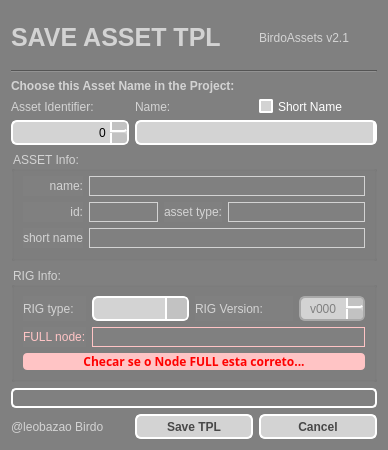
Qt form harmony/birdoPack/ui/BD_SaveASSET.ui (otmbneto/BirdoApp) before a commit.
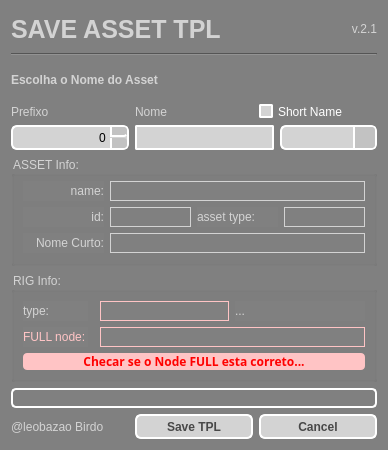
The same form after that commit.

Commit message: atualizei os script de savetpl e import asset da library do BirdoAssets (ainda falta alguns testes)

What changed in the file:
```diff
--- a/harmony/birdoPack/ui/BD_SaveASSET.ui
+++ b/harmony/birdoPack/ui/BD_SaveASSET.ui
@@ -11,7 +11,7 @@
    </rect>
   </property>
   <property name="windowTitle">
-   <string>Save TPL BirdoASSET</string>
+   <string>Save Asset</string>
   </property>
   <property name="styleSheet">
    <string notr="true">QLabel {
@@ -73,6 +73,10 @@
      background: lightgray;
 }
 
+QComboBox:editable {
+     background: lightgray;
+}
+
 QComboBox:on { /* shift the text when the popup opens */
     padding-top: 3px;
     padding-left: 4px;
@@ -126,10 +130,227 @@
 }
 </string>
   </property>
-  <layout class="QGridLayout" name="gridLayout_4">
+  <layout class="QVBoxLayout" name="verticalLayout">
+   <item>
+    <layout class="QHBoxLayout" name="horizontalLayout_3">
+     <item>
+      <widget class="QLabel" name="label_7">
+       <property name="font">
+        <font>
+         <pointsize>19</pointsize>
+         <weight>75</weight>
+         <bold>true</bold>
+        </font>
+       </property>
+       <property name="text">
+        <string>SAVE ASSET TPL</string>
+       </property>
+      </widget>
+     </item>
+     <item>
+      <widget class="QLabel" name="label_11">
+       <property name="text">
+        <string>v.2.1</string>
+       </property>
+       <property name="alignment">
+        <set>Qt::AlignRight|Qt::AlignTrailing|Qt::AlignVCenter</set>
+       </property>
+      </widget>
+     </item>
+    </layout>
+   </item>
+   <item>
+    <widget class="Line" name="line_3">
+     <property name="orientation">
+      <enum>Qt::Horizontal</enum>
+     </property>
+    </widget>
+   </item>
+   <item>
+    <widget class="QLabel" name="label_8">
+     <property name="font">
+      <font>
+       <weight>75</weight>
+       <bold>true</bold>
+      </font>
+     </property>
+     <property name="styleSheet">
+      <string notr="true">QLabel {
+	color: lightgray;
+}</string>
+     </property>
+     <property name="text">
+      <string>Escolha o Nome do Asset</string>
+     </property>
+    </widget>
+   </item>
+   <item>
+    <layout class="QGridLayout" name="gridLayout_3">
    <item row="0" column="0">
-    <layout class="QGridLayout" name="gridLayout_3" rowstretch="1,0,0,0,0,0,0,0,0">
-     <item row="5" column="0" colspan="3">
+      <widget class="QLabel" name="label">
+       <property name="minimumSize">
+        <size>
+         <width>0</width>
+         <height>0</height>
+        </size>
+       </property>
+       <property name="maximumSize">
+        <size>
+         <width>16777215</width>
+         <height>30</height>
+        </size>
+       </property>
+       <property name="font">
+        <font>
+         <weight>50</weight>
+         <bold>false</bold>
+        </font>
+       </property>
+       <property name="text">
+        <string>Prefixo</string>
+       </property>
+      </widget>
+     </item>
+     <item row="0" column="1">
+      <widget class="QLabel" name="label_3">
+       <property name="minimumSize">
+        <size>
+         <width>0</width>
+         <height>0</height>
+        </size>
+       </property>
+       <property name="maximumSize">
+        <size>
+         <width>16777215</width>
+         <height>30</height>
+        </size>
+       </property>
+       <property name="font">
+        <font>
+         <weight>50</weight>
+         <bold>false</bold>
+        </font>
+       </property>
+       <property name="text">
+        <string>Nome</string>
+       </property>
+      </widget>
+     </item>
+     <item row="0" column="2">
+      <widget class="QCheckBox" name="checkShortName">
+       <property name="enabled">
+        <bool>true</bool>
+       </property>
+       <property name="styleSheet">
+        <string notr="true">QCheckBox {
+	color: white;
+    spacing: 5px;
+}
+
+QCheckBox::indicator:unchecked {
+    border: 2px solid white;
+	border-radius: 2px;
+	background-color: lightgray;
+}
+
+QCheckBox::indicator:checked {
+    border: 2px solid lightgray;
+	border-radius: 1px;
+	background-color: rgb(68, 68, 68);
+}
+
+
+QCheckBox:disabled{
+	color: lightgray;
+}
+
+QCheckBox::indicator:unchecked:disabled {
+    border: 2px solid darkgray;
+	background-color: darkgray;
+}
+
+</string>
+       </property>
+       <property name="text">
+        <string>Short Name</string>
+       </property>
+      </widget>
+     </item>
+     <item row="1" column="0">
+      <widget class="QSpinBox" name="assetIndex">
+       <property name="enabled">
+        <bool>true</bool>
+       </property>
+       <property name="minimumSize">
+        <size>
+         <width>0</width>
+         <height>25</height>
+        </size>
+       </property>
+       <property name="styleSheet">
+        <string notr="true"/>
+       </property>
+       <property name="alignment">
+        <set>Qt::AlignRight|Qt::AlignTrailing|Qt::AlignVCenter</set>
+       </property>
+       <property name="maximum">
+        <number>999</number>
+       </property>
+      </widget>
+     </item>
+     <item row="1" column="1" colspan="2">
+      <layout class="QHBoxLayout" name="horizontalLayout">
+       <item>
+        <widget class="QLineEdit" name="labelAssetName">
+         <property name="minimumSize">
+          <size>
+           <width>0</width>
+           <height>25</height>
+          </size>
+         </property>
+         <property name="styleSheet">
+          <string notr="true">QLineEdit {
+	color: black;
+    border: 2px solid white;
+	border-radius: 2px;
+	background: lightgray;
+}</string>
+         </property>
+        </widget>
+       </item>
+       <item>
+        <widget class="QComboBox" name="comboAssetName">
+         <property name="sizePolicy">
+          <sizepolicy hsizetype="Preferred" vsizetype="Preferred">
+           <horstretch>0</horstretch>
+           <verstretch>0</verstretch>
+          </sizepolicy>
+         </property>
+         <property name="minimumSize">
+          <size>
+           <width>97</width>
+           <height>25</height>
+          </size>
+         </property>
+         <property name="maximumSize">
+          <size>
+           <width>1000</width>
+           <height>1000</height>
+          </size>
+         </property>
+         <property name="toolTip">
+          <string>&lt;html&gt;&lt;head/&gt;&lt;body&gt;&lt;p&gt;Escolha um nome de asset existente na lista de assets do projeto&lt;/p&gt;&lt;/body&gt;&lt;/html&gt;</string>
+         </property>
+         <property name="styleSheet">
+          <string notr="true"/>
+         </property>
+        </widget>
+       </item>
+      </layout>
+     </item>
+    </layout>
+   </item>
+   <item>
       <widget class="QGroupBox" name="groupAsset">
        <property name="toolTip">
         <string>&lt;html&gt;&lt;head/&gt;&lt;body&gt;&lt;p&gt;Info do Nome de asset escolhido retirada do site do projeto&lt;/p&gt;&lt;/body&gt;&lt;/html&gt;</string>
@@ -140,7 +361,7 @@
        <property name="title">
         <string>ASSET Info:</string>
        </property>
-       <layout class="QGridLayout" name="gridLayout" rowstretch="0,0,0" columnstretch="0,1,0,2" rowminimumheight="0,0,0">
+     <layout class="QGridLayout" name="gridLayout" rowstretch="0,0,0" columnstretch="0,0,0,0" rowminimumheight="0,0,0">
         <property name="topMargin">
          <number>5</number>
         </property>
@@ -337,162 +558,17 @@
            </font>
           </property>
           <property name="text">
-           <string>short name</string>
-          </property>
-         </widget>
-        </item>
-       </layout>
-      </widget>
-     </item>
-     <item row="0" column="0" colspan="2">
-      <widget class="QLabel" name="label_7">
-       <property name="font">
-        <font>
-         <pointsize>19</pointsize>
-         <weight>75</weight>
-         <bold>true</bold>
-        </font>
-       </property>
-       <property name="text">
-        <string>SAVE ASSET TPL</string>
-       </property>
-      </widget>
-     </item>
-     <item row="1" column="0" colspan="3">
-      <widget class="Line" name="line_3">
-       <property name="orientation">
-        <enum>Qt::Horizontal</enum>
-       </property>
-      </widget>
-     </item>
-     <item row="3" column="0">
-      <widget class="QLabel" name="label">
-       <property name="minimumSize">
-        <size>
-         <width>0</width>
-         <height>0</height>
-        </size>
-       </property>
-       <property name="maximumSize">
-        <size>
-         <width>16777215</width>
-         <height>30</height>
-        </size>
-       </property>
-       <property name="font">
-        <font>
-         <weight>50</weight>
-         <bold>false</bold>
-        </font>
-       </property>
-       <property name="text">
-        <string>Asset Identifier:</string>
-       </property>
-      </widget>
-     </item>
-     <item row="0" column="2">
-      <widget class="QLabel" name="label_11">
-       <property name="text">
-        <string>BirdoAssets v2.1</string>
-       </property>
-      </widget>
-     </item>
-     <item row="4" column="0">
-      <widget class="QSpinBox" name="assetIndex">
-       <property name="enabled">
-        <bool>true</bool>
-       </property>
-       <property name="minimumSize">
-        <size>
-         <width>0</width>
-         <height>25</height>
-        </size>
-       </property>
-       <property name="styleSheet">
-        <string notr="true"/>
+         <string>Nome Curto:</string>
        </property>
        <property name="alignment">
         <set>Qt::AlignRight|Qt::AlignTrailing|Qt::AlignVCenter</set>
        </property>
-       <property name="maximum">
-        <number>999</number>
-       </property>
-      </widget>
-     </item>
-     <item row="3" column="1">
-      <widget class="QLabel" name="label_3">
-       <property name="minimumSize">
-        <size>
-         <width>0</width>
-         <height>0</height>
-        </size>
-       </property>
-       <property name="maximumSize">
-        <size>
-         <width>16777215</width>
-         <height>30</height>
-        </size>
-       </property>
-       <property name="font">
-        <font>
-         <weight>50</weight>
-         <bold>false</bold>
-        </font>
-       </property>
-       <property name="text">
-        <string>Name:</string>
-       </property>
-      </widget>
-     </item>
-     <item row="2" column="0" colspan="3">
-      <widget class="QLabel" name="label_8">
-       <property name="font">
-        <font>
-         <weight>75</weight>
-         <bold>true</bold>
-        </font>
-       </property>
-       <property name="styleSheet">
-        <string notr="true">QLabel {
-	color: lightgray;
-}</string>
-       </property>
-       <property name="text">
-        <string>Choose this Asset Name in the Project:</string>
-       </property>
-      </widget>
-     </item>
-     <item row="4" column="1" colspan="2">
-      <widget class="QComboBox" name="comboAssetName">
-       <property name="sizePolicy">
-        <sizepolicy hsizetype="Preferred" vsizetype="Preferred">
-         <horstretch>0</horstretch>
-         <verstretch>0</verstretch>
-        </sizepolicy>
-       </property>
-       <property name="minimumSize">
-        <size>
-         <width>97</width>
-         <height>25</height>
-        </size>
-       </property>
-       <property name="maximumSize">
-        <size>
-         <width>1000</width>
-         <height>1000</height>
-        </size>
-       </property>
-       <property name="toolTip">
-        <string>&lt;html&gt;&lt;head/&gt;&lt;body&gt;&lt;p&gt;Escolha um nome de asset existente na lista de assets do projeto&lt;/p&gt;&lt;/body&gt;&lt;/html&gt;</string>
-       </property>
-       <property name="styleSheet">
-        <string notr="true">QComboBox::drop-down {
-    width: 0;
-}</string>
-       </property>
-      </widget>
-     </item>
-     <item row="6" column="0" colspan="3">
+       </widget>
+      </item>
+     </layout>
+    </widget>
+   </item>
+   <item>
       <widget class="QGroupBox" name="groupRIG">
        <property name="enabled">
         <bool>true</bool>
@@ -500,134 +576,7 @@
        <property name="title">
         <string>RIG Info:</string>
        </property>
-       <layout class="QGridLayout" name="gridLayout_2" rowstretch="0,0,0" columnstretch="1,0,2,0" rowminimumheight="0,0,0">
-        <item row="0" column="1">
-         <widget class="QComboBox" name="comboRigType">
-          <property name="enabled">
-           <bool>true</bool>
-          </property>
-          <property name="sizePolicy">
-           <sizepolicy hsizetype="Preferred" vsizetype="Preferred">
-            <horstretch>0</horstretch>
-            <verstretch>0</verstretch>
-           </sizepolicy>
-          </property>
-          <property name="minimumSize">
-           <size>
-            <width>97</width>
-            <height>25</height>
-           </size>
-          </property>
-          <property name="maximumSize">
-           <size>
-            <width>10000</width>
-            <height>10000</height>
-           </size>
-          </property>
-          <property name="toolTip">
-           <string>&lt;html&gt;&lt;head/&gt;&lt;body&gt;&lt;p&gt;Tipo de RIG: &lt;/p&gt;&lt;p&gt;- FULL: Rig completo, com o grupo dentro do Grupo TOP, contendo o padrao de nome de Rigs; &lt;/p&gt;&lt;p&gt;- SIMPLE: assets simples, com apenas um drawing, ou um RIG simples de PROP ou CHAR figurantes;&lt;/p&gt;&lt;/body&gt;&lt;/html&gt;</string>
-          </property>
-          <property name="styleSheet">
-           <string notr="true"/>
-          </property>
-         </widget>
-        </item>
-        <item row="0" column="2">
-         <widget class="QLabel" name="label_9">
-          <property name="minimumSize">
-           <size>
-            <width>0</width>
-            <height>0</height>
-           </size>
-          </property>
-          <property name="maximumSize">
-           <size>
-            <width>16777215</width>
-            <height>10000</height>
-           </size>
-          </property>
-          <property name="font">
-           <font>
-            <weight>50</weight>
-            <bold>false</bold>
-           </font>
-          </property>
-          <property name="text">
-           <string>RIG Version:</string>
-          </property>
-         </widget>
-        </item>
-        <item row="0" column="0">
-         <widget class="QLabel" name="label_4">
-          <property name="minimumSize">
-           <size>
-            <width>0</width>
-            <height>0</height>
-           </size>
-          </property>
-          <property name="maximumSize">
-           <size>
-            <width>16777215</width>
-            <height>10000</height>
-           </size>
-          </property>
-          <property name="font">
-           <font>
-            <weight>50</weight>
-            <bold>false</bold>
-           </font>
-          </property>
-          <property name="text">
-           <string>RIG type:</string>
-          </property>
-         </widget>
-        </item>
-        <item row="0" column="3">
-         <widget class="QSpinBox" name="spinVersion">
-          <property name="enabled">
-           <bool>false</bool>
-          </property>
-          <property name="sizePolicy">
-           <sizepolicy hsizetype="Preferred" vsizetype="Preferred">
-            <horstretch>0</horstretch>
-            <verstretch>0</verstretch>
-           </sizepolicy>
-          </property>
-          <property name="minimumSize">
-           <size>
-            <width>0</width>
-            <height>25</height>
-           </size>
-          </property>
-          <property name="maximumSize">
-           <size>
-            <width>1000</width>
-            <height>1000</height>
-           </size>
-          </property>
-          <property name="toolTip">
-           <string>&lt;html&gt;&lt;head/&gt;&lt;body&gt;&lt;p&gt;Escolha a Vesrsao do RIG. &lt;/p&gt;&lt;p&gt;IMPORTANTE: a versao do RIG muda sempre que for modificado nodes ou conexoes dentro do grupo do Rig. Em casos que o RIG e uma variacao de um Original, e nao houver mudancas estruturais, deve-se escolher a mesma verao do RIG original!&lt;/p&gt;&lt;/body&gt;&lt;/html&gt;</string>
-          </property>
-          <property name="layoutDirection">
-           <enum>Qt::LeftToRight</enum>
-          </property>
-          <property name="styleSheet">
-           <string notr="true">QSpinBox::disabled {
-	border-color: darkgray;
-	color: gray;
-}</string>
-          </property>
-          <property name="alignment">
-           <set>Qt::AlignCenter</set>
-          </property>
-          <property name="prefix">
-           <string>v00</string>
-          </property>
-          <property name="maximum">
-           <number>999</number>
-          </property>
-         </widget>
-        </item>
+     <layout class="QGridLayout" name="gridLayout_2" rowstretch="0,0,0" columnstretch="1,0,2,2">
         <item row="1" column="0">
          <widget class="QLabel" name="label_full">
           <property name="minimumSize">
@@ -658,30 +607,28 @@
           </property>
          </widget>
         </item>
-        <item row="1" column="1" colspan="3">
-         <widget class="QLabel" name="nodeFullPath">
+      <item row="0" column="0">
+       <widget class="QLabel" name="label_4">
           <property name="minimumSize">
            <size>
             <width>0</width>
-            <height>20</height>
-           </size>
-          </property>
-          <property name="toolTip">
-           <string>&lt;html&gt;&lt;head/&gt;&lt;body&gt;&lt;p&gt;Id do asset (se disponivel) no site do projeto&lt;/p&gt;&lt;/body&gt;&lt;/html&gt;</string>
-          </property>
-          <property name="styleSheet">
-           <string notr="true">QLabel {
-	color: rgb(255, 196, 197);
-}</string>
-          </property>
-          <property name="frameShape">
-           <enum>QFrame::Panel</enum>
+          <height>0</height>
+         </size>
+        </property>
+        <property name="maximumSize">
+         <size>
+          <width>16777215</width>
+          <height>10000</height>
+         </size>
+        </property>
+        <property name="font">
+         <font>
+          <weight>50</weight>
+          <bold>false</bold>
+         </font>
           </property>
           <property name="text">
-           <string/>
-          </property>
-          <property name="alignment">
-           <set>Qt::AlignRight|Qt::AlignTrailing|Qt::AlignVCenter</set>
+         <string>type:</string>
           </property>
          </widget>
         </item>
@@ -710,176 +657,71 @@
           </property>
          </widget>
         </item>
+      <item row="1" column="2" colspan="2">
+       <widget class="QLabel" name="nodeFullPath">
+        <property name="minimumSize">
+         <size>
+          <width>0</width>
+          <height>20</height>
+         </size>
+        </property>
+        <property name="toolTip">
+         <string>&lt;html&gt;&lt;head/&gt;&lt;body&gt;&lt;p&gt;Id do asset (se disponivel) no site do projeto&lt;/p&gt;&lt;/body&gt;&lt;/html&gt;</string>
+        </property>
+        <property name="styleSheet">
+         <string notr="true">QLabel {
+	color: rgb(255, 196, 197);
+}</string>
+        </property>
+        <property name="frameShape">
+         <enum>QFrame::Panel</enum>
+        </property>
+        <property name="text">
+         <string/>
+        </property>
+        <property name="alignment">
+         <set>Qt::AlignRight|Qt::AlignTrailing|Qt::AlignVCenter</set>
+        </property>
+       </widget>
+      </item>
+      <item row="0" column="2">
+       <widget class="QLabel" name="rig_type_label">
+        <property name="minimumSize">
+         <size>
+          <width>0</width>
+          <height>20</height>
+         </size>
+        </property>
+        <property name="toolTip">
+         <string>&lt;html&gt;&lt;head/&gt;&lt;body&gt;&lt;p&gt;Id do asset (se disponivel) no site do projeto&lt;/p&gt;&lt;/body&gt;&lt;/html&gt;</string>
+        </property>
+        <property name="styleSheet">
+         <string notr="true">QLabel {
+	color: rgb(255, 196, 197);
+}</string>
+        </property>
+        <property name="frameShape">
+         <enum>QFrame::Panel</enum>
+        </property>
+        <property name="text">
+         <string/>
+        </property>
+        <property name="alignment">
+         <set>Qt::AlignRight|Qt::AlignTrailing|Qt::AlignVCenter</set>
+        </property>
+       </widget>
+      </item>
+      <item row="0" column="3">
+       <widget class="QLabel" name="rig_type_desc_label">
+        <property name="text">
+         <string>...</string>
+        </property>
+       </widget>
+      </item>
        </layout>
       </widget>
      </item>
-     <item row="8" column="2">
-      <widget class="QPushButton" name="cancelButton">
-       <property name="sizePolicy">
-        <sizepolicy hsizetype="Preferred" vsizetype="Preferred">
-         <horstretch>0</horstretch>
-         <verstretch>0</verstretch>
-        </sizepolicy>
-       </property>
-       <property name="minimumSize">
-        <size>
-         <width>84</width>
-         <height>0</height>
-        </size>
-       </property>
-       <property name="maximumSize">
-        <size>
-         <width>1000</width>
-         <height>1000</height>
-        </size>
-       </property>
-       <property name="font">
-        <font>
-         <weight>75</weight>
-         <bold>true</bold>
-        </font>
-       </property>
-       <property name="styleSheet">
-        <string notr="true">QPushButton {
-	color: rgb(72, 72, 72);
-    border: 2px solid white;
-    border-radius: 6px;
-	background-color: lightgray;
-    min-width: 80px;
-}
-
-QPushButton:pressed {
-	color: red;
-    background-color: rgb(255, 196, 197);
-}
-
-QPushButton:flat {
-    border: none; /* no border for a flat push button */
-}
-
-QPushButton:default {
-    border-color: navy; /* make the default button prominent */
-}
-
-QPushButton:hover{
-    border: 2px solid #05B8CC;
-    color: black;
-}</string>
-       </property>
-       <property name="text">
-        <string>Cancel</string>
-       </property>
-      </widget>
-     </item>
-     <item row="8" column="1">
-      <widget class="QPushButton" name="saveButton">
-       <property name="enabled">
-        <bool>true</bool>
-       </property>
-       <property name="sizePolicy">
-        <sizepolicy hsizetype="Minimum" vsizetype="MinimumExpanding">
-         <horstretch>0</horstretch>
-         <verstretch>0</verstretch>
-        </sizepolicy>
-       </property>
-       <property name="minimumSize">
-        <size>
-         <width>84</width>
-         <height>25</height>
-        </size>
-       </property>
-       <property name="maximumSize">
-        <size>
-         <width>1000</width>
-         <height>1000</height>
-        </size>
-       </property>
-       <property name="font">
-        <font>
-         <pointsize>9</pointsize>
-         <weight>75</weight>
-         <bold>true</bold>
-        </font>
-       </property>
-       <property name="styleSheet">
-        <string notr="true">QPushButton {
-	color: rgb(72, 72, 72);
-    border: 2px solid white;
-    border-radius: 6px;
-	background-color: lightgray;
-    min-width: 80px;
-}
-
-QPushButton:pressed {
-	color: white;
-	border-color: white;
-    background-color: #05B8CC;
-}
-
-QPushButton:flat {
-    border: none; /* no border for a flat push button */
-}
-
-QPushButton:default {
-    border-color: navy; /* make the default button prominent */
-}
-
-QPushButton:hover{
-    border: 2px solid #05B8CC;
-    color: black;
-}
-
-QPushButton::disabled {
-	border-color: darkgray;
-	color: gray;
-}</string>
-       </property>
-       <property name="text">
-        <string>Save TPL</string>
-       </property>
-      </widget>
-     </item>
-     <item row="3" column="2">
-      <widget class="QCheckBox" name="checkShortName">
-       <property name="enabled">
-        <bool>true</bool>
-       </property>
-       <property name="styleSheet">
-        <string notr="true">QCheckBox {
-	color: white;
-    spacing: 5px;
-}
-
-QCheckBox::indicator:unchecked {
-    border: 2px solid white;
-	border-radius: 2px;
-	background-color: lightgray;
-}
-
-QCheckBox::indicator:checked {
-    border: 2px solid lightgray;
-	border-radius: 1px;
-	background-color: rgb(68, 68, 68);
-}
-
-
-QCheckBox:disabled{
-	color: lightgray;
-}
-
-QCheckBox::indicator:unchecked:disabled {
-    border: 2px solid darkgray;
-	background-color: darkgray;
-}
-
-</string>
-       </property>
-       <property name="text">
-        <string>Short Name</string>
-       </property>
-      </widget>
-     </item>
-     <item row="7" column="0" colspan="3">
+   <item>
       <widget class="QProgressBar" name="progressBar">
        <property name="maximumSize">
         <size>
@@ -923,13 +765,141 @@
        </property>
       </widget>
      </item>
-     <item row="8" column="0">
+   <item>
+    <layout class="QHBoxLayout" name="horizontalLayout_2">
+     <item>
       <widget class="QLabel" name="label_2">
        <property name="text">
         <string>@leobazao Birdo</string>
        </property>
       </widget>
      </item>
+     <item>
+      <widget class="QPushButton" name="saveButton">
+       <property name="enabled">
+        <bool>true</bool>
+       </property>
+       <property name="sizePolicy">
+        <sizepolicy hsizetype="Minimum" vsizetype="MinimumExpanding">
+         <horstretch>0</horstretch>
+         <verstretch>0</verstretch>
+        </sizepolicy>
+       </property>
+       <property name="minimumSize">
+        <size>
+         <width>84</width>
+         <height>25</height>
+        </size>
+       </property>
+       <property name="maximumSize">
+        <size>
+         <width>1000</width>
+         <height>25</height>
+        </size>
+       </property>
+       <property name="font">
+        <font>
+         <pointsize>9</pointsize>
+         <weight>75</weight>
+         <bold>true</bold>
+        </font>
+       </property>
+       <property name="styleSheet">
+        <string notr="true">QPushButton {
+	color: rgb(72, 72, 72);
+    border: 2px solid white;
+    border-radius: 6px;
+	background-color: lightgray;
+    min-width: 80px;
+}
+
+QPushButton:pressed {
+	color: white;
+	border-color: white;
+    background-color: #05B8CC;
+}
+
+QPushButton:flat {
+    border: none; /* no border for a flat push button */
+}
+
+QPushButton:default {
+    border-color: navy; /* make the default button prominent */
+}
+
+QPushButton:hover{
+    border: 2px solid #05B8CC;
+    color: black;
+}
+
+QPushButton::disabled {
+	border-color: darkgray;
+	color: gray;
+}</string>
+       </property>
+       <property name="text">
+        <string>Save TPL</string>
+       </property>
+      </widget>
+     </item>
+     <item>
+      <widget class="QPushButton" name="cancelButton">
+       <property name="sizePolicy">
+        <sizepolicy hsizetype="Preferred" vsizetype="Preferred">
+         <horstretch>0</horstretch>
+         <verstretch>0</verstretch>
+        </sizepolicy>
+       </property>
+       <property name="minimumSize">
+        <size>
+         <width>84</width>
+         <height>0</height>
+        </size>
+       </property>
+       <property name="maximumSize">
+        <size>
+         <width>1000</width>
+         <height>25</height>
+        </size>
+       </property>
+       <property name="font">
+        <font>
+         <weight>75</weight>
+         <bold>true</bold>
+        </font>
+       </property>
+       <property name="styleSheet">
+        <string notr="true">QPushButton {
+	color: rgb(72, 72, 72);
+    border: 2px solid white;
+    border-radius: 6px;
+	background-color: lightgray;
+    min-width: 80px;
+}
+
+QPushButton:pressed {
+	color: red;
+    background-color: rgb(255, 196, 197);
+}
+
+QPushButton:flat {
+    border: none; /* no border for a flat push button */
+}
+
+QPushButton:default {
+    border-color: navy; /* make the default button prominent */
+}
+
+QPushButton:hover{
+    border: 2px solid #05B8CC;
+    color: black;
+}</string>
+       </property>
+       <property name="text">
+        <string>Cancel</string>
+       </property>
+      </widget>
+     </item>
     </layout>
    </item>
   </layout>
```
Left out of the diff: 4 changed lines with no effect on the pictures. Lines whose indentation alone changed are shown as unchanged. The commit also changes 6 other files.
